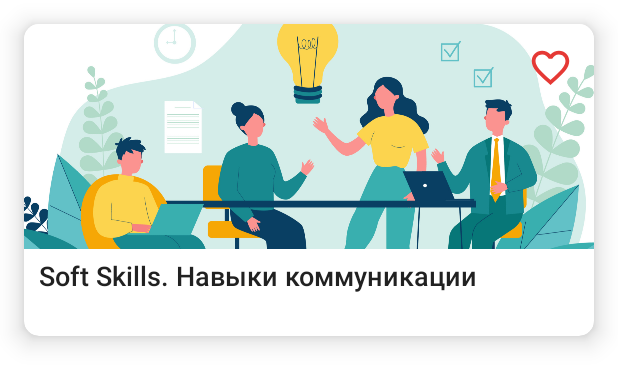
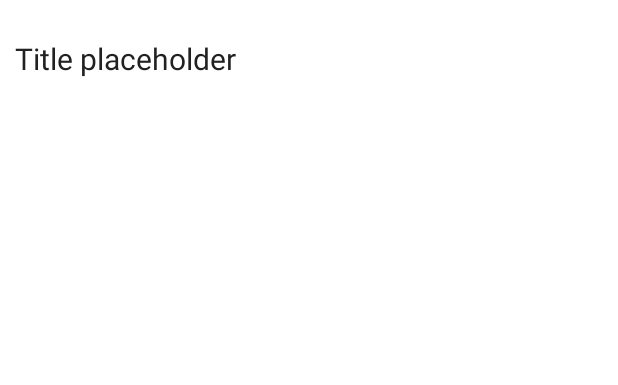
Before and after one commit to basedep/SchoolOfEffectiveCommunication, an Android app: the layout home_list_item.xml on its own in the app's theme, with its tools: preview values and no code run, on a phone screen of 412 x 824 dp. Shown: the top 385 px of the screen. Run offline under Robolectric (Android 15) with nearby library versions, the phone set to English and light mode, and no system bars.

Commit message:
added home_list_item.xml and home_nested_list_item.xml

```diff
--- a/app/src/main/res/layout/activity_main.xml
+++ b/app/src/main/res/layout/activity_main.xml
@@ -3,7 +3,8 @@
     xmlns:app="http://schemas.android.com/apk/res-auto"
     xmlns:tools="http://schemas.android.com/tools"
     android:layout_width="match_parent"
-    android:layout_height="match_parent">
+    android:layout_height="match_parent"
+    android:background="@color/light_gray">
 
     <fragment
         android:id="@+id/fragmentContainerView"
--- a/app/src/main/res/layout/home_list_item.xml
+++ b/app/src/main/res/layout/home_list_item.xml
@@ -1,54 +1,25 @@
 <?xml version="1.0" encoding="utf-8"?>
-<androidx.cardview.widget.CardView xmlns:android="http://schemas.android.com/apk/res/android"
+<LinearLayout xmlns:android="http://schemas.android.com/apk/res/android"
     xmlns:app="http://schemas.android.com/apk/res-auto"
     xmlns:tools="http://schemas.android.com/tools"
     android:layout_width="match_parent"
     android:layout_height="wrap_content"
-    android:layout_margin="16dp"
-    android:orientation="vertical"
-    app:cardCornerRadius="10dp"
-    app:cardElevation="10dp">
+    android:layout_marginTop="15dp"
+    android:layout_marginBottom="15dp"
+    android:orientation="vertical">
 
-    <LinearLayout
-        android:layout_width="wrap_content"
+    <TextView
+        android:layout_width="match_parent"
         android:layout_height="wrap_content"
-        android:orientation="vertical">
+        android:layout_margin="10dp"
+        android:text="@string/title_placeholder"
+        android:textColor="@color/primary_text"
+        android:textSize="20sp" />
 
-        <ImageView
-            android:id="@+id/item_image"
-            android:layout_width="match_parent"
-            android:layout_height="150dp"
-            android:scaleType="centerCrop"
-            android:src="@drawable/ec1"
-            android:contentDescription="@string/description_item_imageview" />
 
-        <TextView
-            android:id="@+id/item_header_text"
-            android:layout_width="match_parent"
-            android:layout_height="58dp"
-            android:fontFamily="sans-serif-medium"
-            android:textColor="@color/primary_text"
-            android:gravity="start"
-            android:text="@string/placeholder_soft_skills"
-            android:padding="5dp"
-            android:paddingStart="10dp"
-            android:paddingEnd="10dp"
-            android:lines="2"
-            android:textSize="18sp"
-            android:ellipsize="end"/>
+    <androidx.recyclerview.widget.RecyclerView
+        android:id="@+id/nested_recycler"
+        android:layout_width="match_parent"
+        android:layout_height="wrap_content" />
 
-    </LinearLayout>
-
-    <ImageView
-        android:id="@+id/favorite"
-        android:layout_width="30dp"
-        android:layout_height="30dp"
-        android:layout_gravity="end"
-        android:layout_margin="14dp"
-        android:background="@drawable/selector_favorite_icon"
-        android:clickable="true"
-        android:contentDescription="@string/description_favorite_icon"
-        android:focusable="true"
-        tools:ignore="TouchTargetSizeCheck" />
-
-</androidx.cardview.widget.CardView>
+</LinearLayout>
--- a/app/src/main/res/values/colors.xml
+++ b/app/src/main/res/values/colors.xml
@@ -10,4 +10,5 @@
     <color name="black">#FF000000</color>
     <color name="white">#FFFFFFFF</color>
     <color name="red">#E53935</color>
+    <color name="light_gray">#E3E0E0</color>
 </resources>
--- a/app/src/main/res/values/strings.xml
+++ b/app/src/main/res/values/strings.xml
@@ -9,4 +9,5 @@
     <string name="description_item_imageview">item imageView description</string>
     <string name="placeholder_soft_skills">Soft Skills. Навыки коммуникации</string>
     <string name="description_favorite_icon">favorite icon</string>
+    <string name="title_placeholder">Title placeholder</string>
 </resources>
```
Also changed, not shown: app/src/main/res/layout/fragment_home.xml (+4 -4 lines), app/src/main/res/layout/home_nested_list_item.xml (added, +54 -0 lines).
